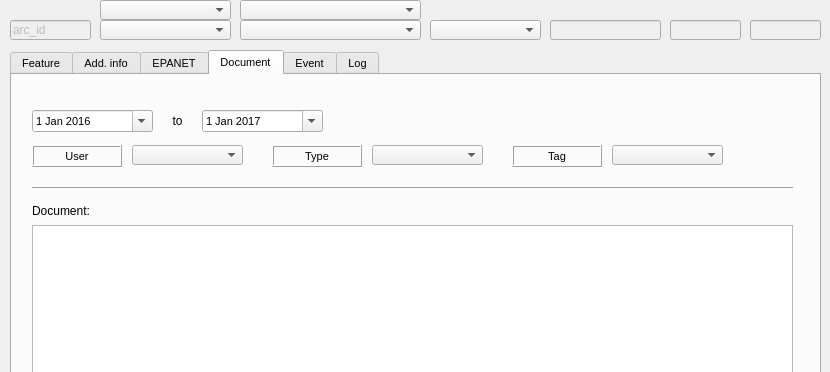
This is ui/ws_arc.ui in Giswater/giswater_qgis_plugin as Qt 5 draws it before an edit; both pictures show x 0 to 830 and y 0 to 372 of the 830 by 612 pixel window. The edited form follows.
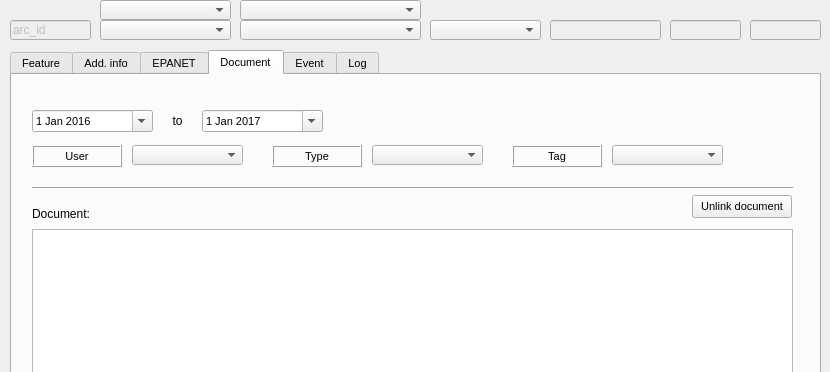
This is the edited form. The open tabs and pages were chosen to show the change.

Commit message: Enable unlink element & unlink document on WS ARC form

Diff of the .ui file:
```diff
--- a/ui/ws_arc.ui
+++ b/ui/ws_arc.ui
@@ -1824,7 +1824,7 @@
      <property name="geometry">
       <rect>
        <x>20</x>
-       <y>125</y>
+       <y>128</y>
        <width>90</width>
        <height>22</height>
       </rect>
@@ -1972,9 +1972,9 @@
      <property name="geometry">
       <rect>
        <x>20</x>
-       <y>150</y>
+       <y>154</y>
        <width>761</width>
-       <height>271</height>
+       <height>267</height>
       </rect>
      </property>
      <property name="sizePolicy">
@@ -1984,6 +1984,19 @@
       </sizepolicy>
      </property>
     </widget>
+    <widget class="QPushButton" name="btn_doc_delete">
+     <property name="geometry">
+      <rect>
+       <x>680</x>
+       <y>120</y>
+       <width>100</width>
+       <height>23</height>
+      </rect>
+     </property>
+     <property name="text">
+      <string>Unlink document</string>
+     </property>
+    </widget>
    </widget>
    <widget class="QWidget" name="page_event">
     <attribute name="title">
```
Left out of the diff: 15 changed lines with no effect on the pictures. The commit also changes 1 other file.
